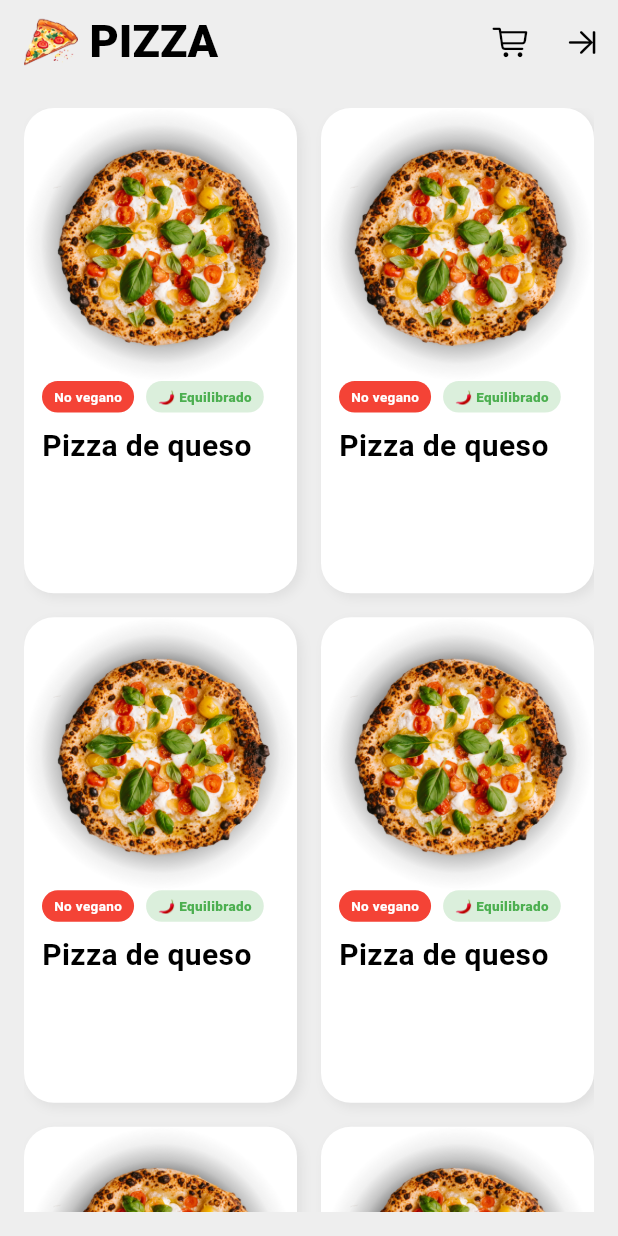
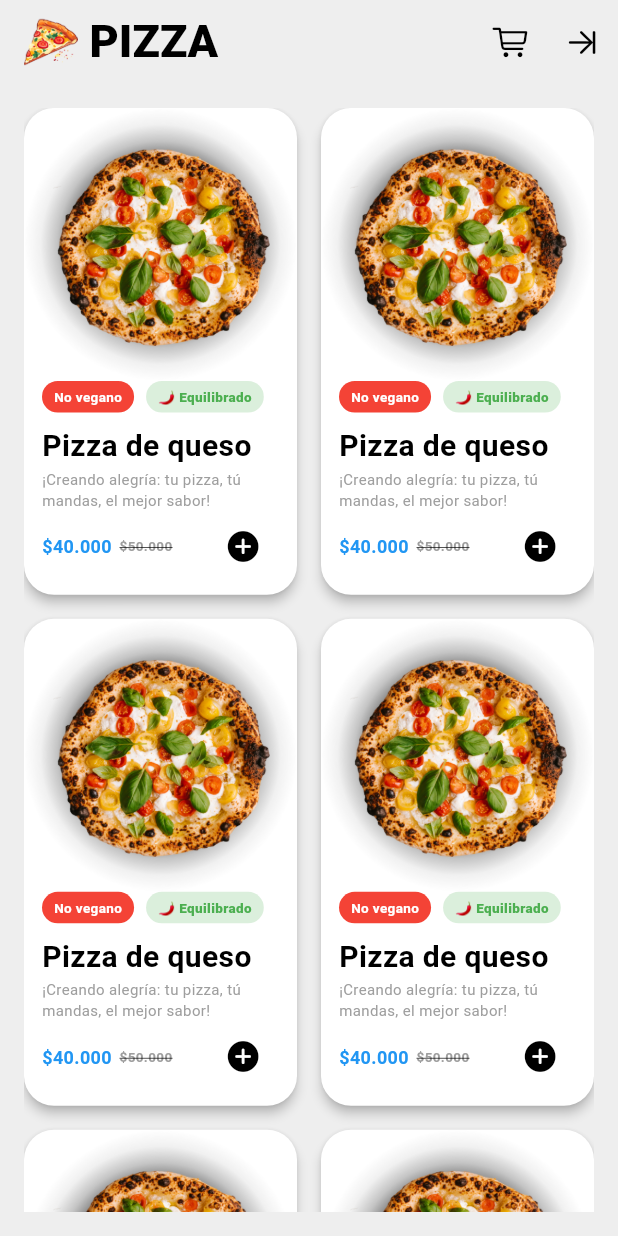
Before and after one commit to RodolfoGonzalezJ/proyecto_movil_delivery_food_app_rodolfo_gonzalez, a Flutter app: the screen it shows once a user with an empty profile is signed in, on a phone screen of 412 x 824 dp. Run offline on Flutter 3.47's test engine with Material 3 defaults, Android fonts, the phone set to English and light mode, and no system bars; our stand-ins replace bloc, cloud_firestore, equatable, firebase_auth, firebase_core, flutter_bloc and 1 more; accounts and stored records are empty.

Commit message:
Fix sign-in and finished home_screen and starting details_screen

```diff
--- a/lib/app_view.dart
+++ b/lib/app_view.dart
@@ -17,6 +17,7 @@ class MyAppView extends StatelessWidget {
         theme: ThemeData(
             colorScheme: ColorScheme.light(
                 background: Colors.grey.shade200,
+                outlineVariant: Colors.grey.shade300,
                 onBackground: Colors.black,
                 primary: Colors.blue,
                 onPrimary: Colors.white)),
--- a/lib/components/my_text_field.dart
+++ b/lib/components/my_text_field.dart
@@ -43,12 +43,13 @@ class MyTextField extends StatelessWidget {
         prefixIcon: prefixIcon,
         enabledBorder: OutlineInputBorder(
           borderRadius: BorderRadius.circular(10),
-          borderSide: const BorderSide(color: Colors.transparent),
+          borderSide:
+              BorderSide(color: Theme.of(context).colorScheme.outlineVariant),
         ),
         focusedBorder: OutlineInputBorder(
             borderRadius: BorderRadius.circular(20),
             borderSide:
-                BorderSide(color: Theme.of(context).colorScheme.secondary)),
+                BorderSide(color: Theme.of(context).colorScheme.primary)),
         fillColor: Colors.grey.shade200,
         filled: true,
         hintText: hintText,
--- a/lib/screens/auth/views/welcome_screen.dart
+++ b/lib/screens/auth/views/welcome_screen.dart
@@ -40,7 +40,7 @@ class _WelcomeScreenState extends State<WelcomeScreen>
                     width: MediaQuery.of(context).size.width,
                     decoration: BoxDecoration(
                         shape: BoxShape.circle,
-                        color: Theme.of(context).colorScheme.tertiary),
+                        color: Theme.of(context).colorScheme.background),
                   )),
               Align(
                   alignment: const AlignmentDirectional(2.7, -1.2),
@@ -49,7 +49,7 @@ class _WelcomeScreenState extends State<WelcomeScreen>
                     width: MediaQuery.of(context).size.width / 1.3,
                     decoration: BoxDecoration(
                         shape: BoxShape.circle,
-                        color: Theme.of(context).colorScheme.primary),
+                        color: Theme.of(context).colorScheme.background),
                   )),
               BackdropFilter(
                 filter: ImageFilter.blur(sigmaX: 100.0, sigmaY: 100.0),
--- a/lib/screens/home/views/home_screen.dart
+++ b/lib/screens/home/views/home_screen.dart
@@ -2,8 +2,10 @@ import 'dart:ui';
 
 import 'package:flutter/cupertino.dart';
 import 'package:flutter/material.dart';
+import 'package:flutter/widgets.dart';
 import 'package:flutter_bloc/flutter_bloc.dart';
 import 'package:proyecto_movil_delivery_food_app_rodolfo_gonzalez/screens/auth/blocs/sign_in_bloc/sign_in_bloc.dart';
+import 'package:proyecto_movil_delivery_food_app_rodolfo_gonzalez/screens/home/views/details_screen.dart';
 
 class HomeScreen extends StatelessWidget {
   const HomeScreen({super.key});
@@ -48,19 +50,25 @@ class HomeScreen extends StatelessWidget {
                 crossAxisCount: 2,
                 crossAxisSpacing: 16,
                 mainAxisSpacing: 16,
-                childAspectRatio: 9 / 16),
+                childAspectRatio: 9 / 16.05),
             itemCount: 8,
             itemBuilder: (context, int i) {
-              return Container(
-                decoration: BoxDecoration(
+              return Material(
+                elevation: 3,
                 color: Colors.white,
+                shape: RoundedRectangleBorder(
+                    borderRadius: BorderRadius.circular(20)),
+                child: InkWell(
                   borderRadius: BorderRadius.circular(20),
-                    boxShadow: [
-                      BoxShadow(
-                          color: Colors.grey.shade300,
-                          blurRadius: 5,
-                          offset: const Offset(3, 3))
-                    ]),
+                  onTap: () {
+                    Navigator.push(
+                      context,
+                      MaterialPageRoute<void>(
+                        builder: (BuildContext context) =>
+                            const DetailsScreen(),
+                      ),
+                    );
+                  },
                   child: Column(
                     crossAxisAlignment: CrossAxisAlignment.start,
                     children: [
@@ -115,8 +123,52 @@ class HomeScreen extends StatelessWidget {
                           style: TextStyle(
                               fontSize: 20, fontWeight: FontWeight.bold),
                         ),
-                    )
+                      ),
+                      Padding(
+                        padding: const EdgeInsets.symmetric(horizontal: 12),
+                        child: Text(
+                          '¡Creando alegría: tu pizza, tú mandas, el mejor sabor!',
+                          style: TextStyle(
+                              fontSize: 10, color: Colors.grey.shade500),
+                        ),
+                      ),
+                      Padding(
+                          padding: const EdgeInsets.symmetric(horizontal: 12),
+                          child: Row(
+                            mainAxisAlignment: MainAxisAlignment.spaceBetween,
+                            children: [
+                              Row(
+                                children: [
+                                  Text(
+                                    "\$40.000",
+                                    style: TextStyle(
+                                        fontSize: 12,
+                                        color: Theme.of(context)
+                                            .colorScheme
+                                            .primary,
+                                        fontWeight: FontWeight.w700),
+                                  ),
+                                  const SizedBox(
+                                    width: 5,
+                                  ),
+                                  Text(
+                                    "\$50.000",
+                                    style: TextStyle(
+                                        fontSize: 9,
+                                        color: Colors.grey.shade500,
+                                        fontWeight: FontWeight.w700,
+                                        decoration: TextDecoration.lineThrough),
+                                  ),
                                 ],
+                              ),
+                              IconButton(
+                                  onPressed: () {},
+                                  icon: const Icon(
+                                      CupertinoIcons.add_circled_solid))
+                            ],
+                          ))
+                    ],
+                  ),
                 ),
               );
             }),
```
Also changed, not shown: lib/screens/auth/views/sign_up_screen.dart (+5 -5 lines), lib/screens/home/views/details_screen.dart (added, +98 -0 lines). Lines whose indentation alone changed are shown as unchanged.
